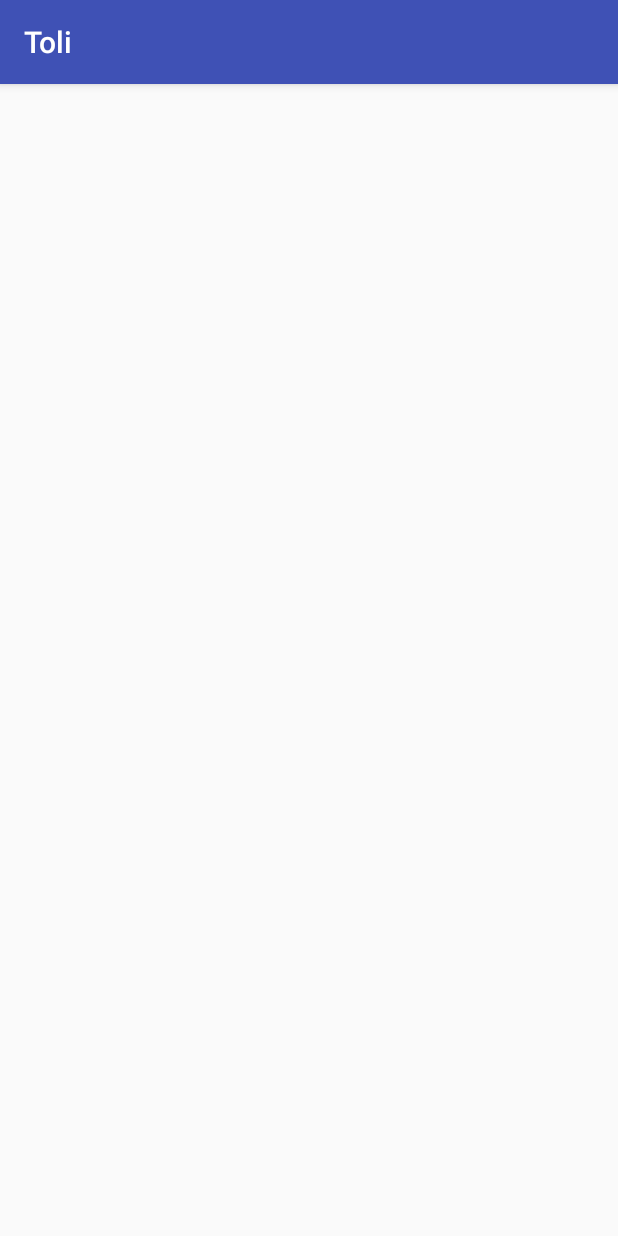
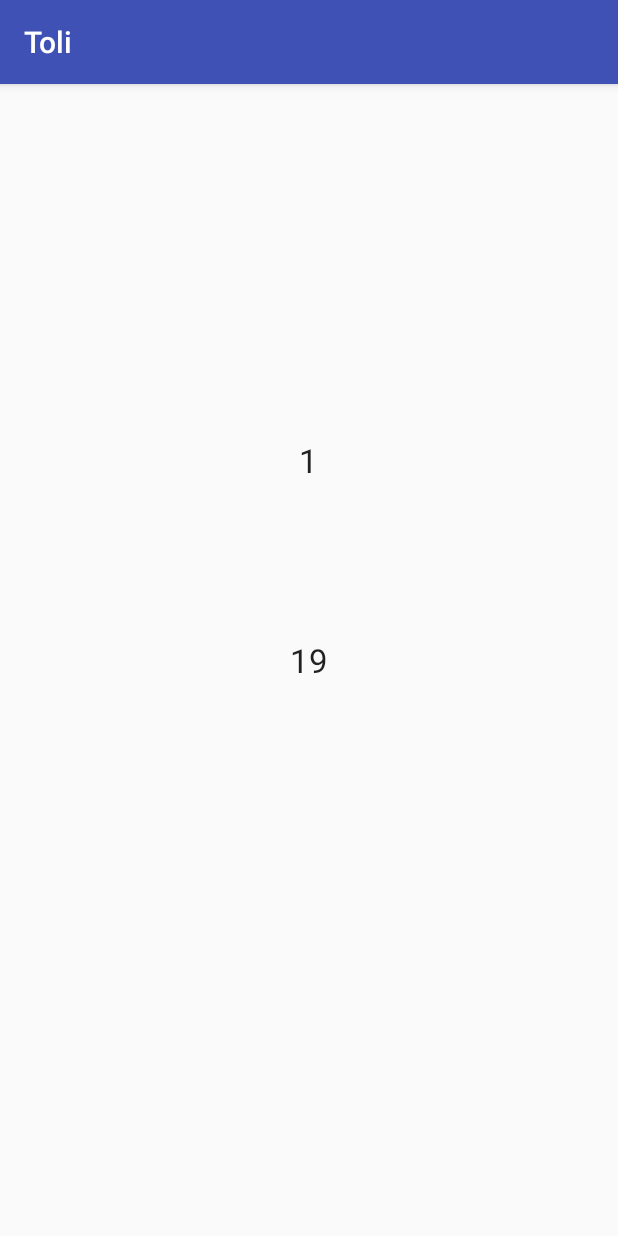
Before and after one commit to sheplu/Toli, an Android app: the screen it shows after launch (StatsActivity), after a tap on "CHANGE ACTIVITY", on a phone screen of 412 x 824 dp. Run offline under Robolectric (Android 15) with nearby library versions, the phone set to English and light mode, and no system bars; 1 other tap on this screen came first.

Commit message:
send data between activities

```diff
--- a/app/src/main/java/com/oromys/sheplu/toli/MainActivity.java
+++ b/app/src/main/java/com/oromys/sheplu/toli/MainActivity.java
@@ -64,6 +64,11 @@ public class MainActivity extends AppCompatActivity
     public void changeActivity(View v) {
         Intent intent = new Intent(MainActivity.this,
                 StatsActivity.class);
+
+        TextView count = (TextView) findViewById(R.id.count);
+
+        intent.putExtra("note_paul", count.getText().toString());
+        intent.putExtra("note_miche", 19);
         startActivity(intent);
     }
 }
--- a/app/src/main/java/com/oromys/sheplu/toli/StatsActivity.java
+++ b/app/src/main/java/com/oromys/sheplu/toli/StatsActivity.java
@@ -3,6 +3,7 @@ package com.oromys.sheplu.toli;
 
 import android.os.Bundle;
 import android.support.v7.app.AppCompatActivity;
+import android.widget.TextView;
 
 
 public class StatsActivity extends AppCompatActivity {
@@ -11,6 +12,22 @@ public class StatsActivity extends AppCompatActivity {
     protected void onCreate(Bundle savedInstanceState) {
         super.onCreate(savedInstanceState);
 
+        setContentView(R.layout.activity_stats);
+
+        Bundle extra = getIntent().getExtras();
+        if(extra != null) {
+            String value = extra.getString("note_paul");
+            Integer value2 = extra.getInt("note_miche");
+
+            TextView paul = (TextView) findViewById(R.id.paul);
+            paul.setText(value);
+            TextView miche = (TextView) findViewById(R.id.miche);
+            miche.setText(value2.toString());
+
+        }
+
+
+
 
 
     }
--- a/app/src/main/res/layout/activity_main.xml
+++ b/app/src/main/res/layout/activity_main.xml
@@ -7,7 +7,6 @@
     android:paddingLeft="@dimen/activity_horizontal_margin"
     android:paddingRight="@dimen/activity_horizontal_margin"
     android:paddingTop="@dimen/activity_vertical_margin"
-    android:background="@color/back"
     tools:context="com.oromys.sheplu.toli.MainActivity">
 
     <TextView
@@ -33,9 +32,9 @@
         android:textAppearance="?android:attr/textAppearanceSmall"
         android:text="0"
         android:id="@+id/count"
-        android:layout_centerVertical="true"
-        android:layout_toRightOf="@+id/textView"
-        android:layout_toEndOf="@+id/textView" />
+        android:layout_toEndOf="@+id/textView"
+        android:layout_alignLeft="@+id/button"
+        android:layout_alignStart="@+id/button" />
 
     <Button
         android:layout_width="wrap_content"
--- a/app/src/main/res/layout/activity_stats.xml
+++ b/app/src/main/res/layout/activity_stats.xml
@@ -1,5 +1,5 @@
 <?xml version="1.0" encoding="utf-8"?>
-<LinearLayout xmlns:android="http://schemas.android.com/apk/res/android"
+<RelativeLayout xmlns:android="http://schemas.android.com/apk/res/android"
     android:orientation="vertical"
     android:layout_width="match_parent"
     android:layout_height="match_parent">
@@ -9,6 +9,19 @@
         android:layout_height="wrap_content"
         android:textAppearance="?android:attr/textAppearanceLarge"
         android:text="Large Text"
-        android:id="@+id/textView2"
-        android:layout_gravity="center_horizontal" />
-</LinearLayout>
+        android:id="@+id/paul"
+        android:layout_above="@+id/miche"
+        android:layout_centerHorizontal="true"
+        android:layout_marginBottom="104dp" />
+
+    <TextView
+        android:layout_width="wrap_content"
+        android:layout_height="wrap_content"
+        android:textAppearance="?android:attr/textAppearanceLarge"
+        android:text="Large Text"
+        android:id="@+id/miche"
+        android:layout_gravity="center_horizontal"
+        android:layout_centerVertical="true"
+        android:layout_centerHorizontal="true" />
+
+</RelativeLayout>
```
